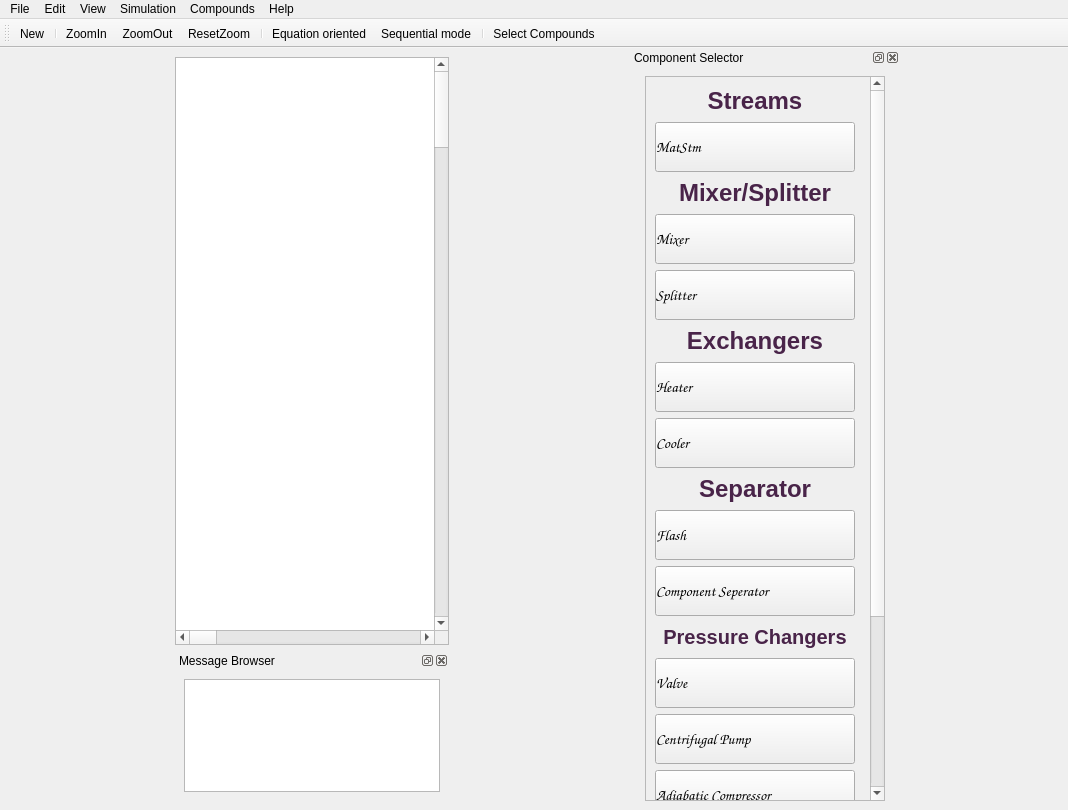
FOSSEE/Chemical-Simulator-GUI, file main.ui: the form before one commit.
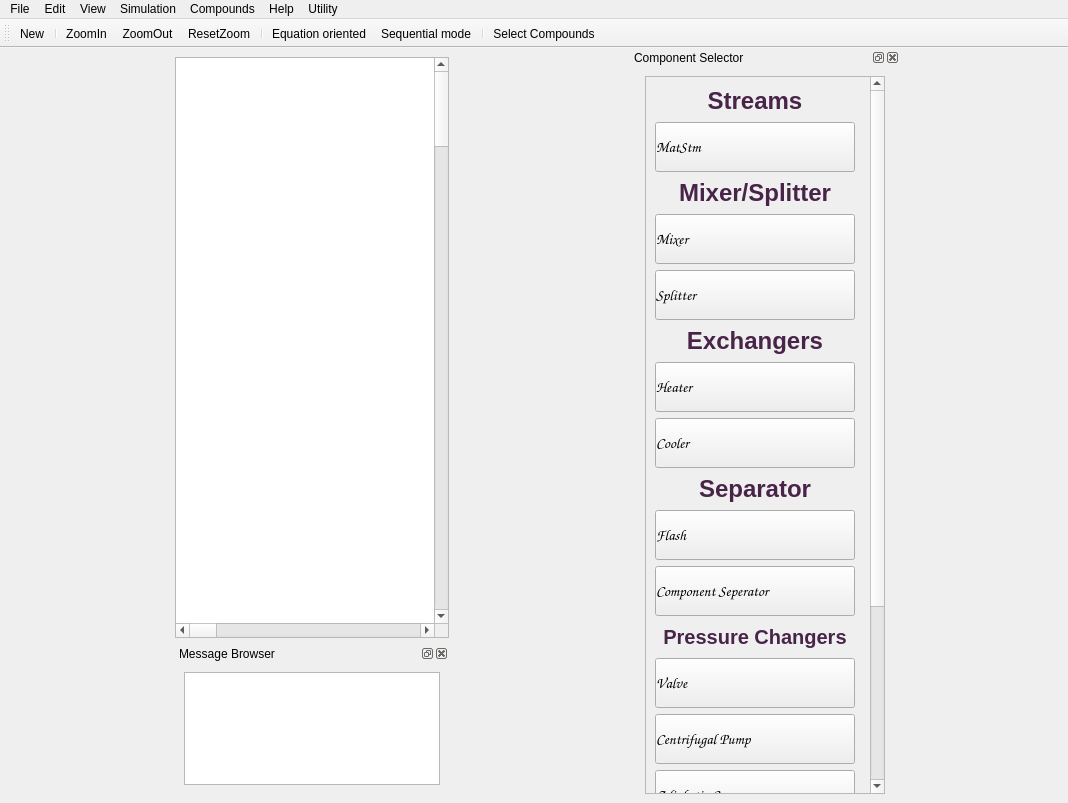
The form after the commit. Icons and pictures are not drawn.

Diff of the .ui file:
```diff
--- a/main.ui
+++ b/main.ui
@@ -7,7 +7,7 @@
     <x>0</x>
     <y>0</y>
     <width>1068</width>
-    <height>810</height>
+    <height>803</height>
    </rect>
   </property>
   <property name="windowTitle">
@@ -148,7 +148,7 @@
      <x>0</x>
      <y>0</y>
      <width>1068</width>
-     <height>26</height>
+     <height>22</height>
     </rect>
    </property>
    <widget class="QMenu" name="menuFile">
@@ -193,12 +193,19 @@
     </property>
     <addaction name="actionHelp"/>
    </widget>
+   <widget class="QMenu" name="menuUtility">
+    <property name="title">
+     <string>Utility</string>
+    </property>
+    <addaction name="actionBinary_Phase_Envelope"/>
+   </widget>
    <addaction name="menuFile"/>
    <addaction name="menuEdit"/>
    <addaction name="menuView"/>
    <addaction name="menuSimulation"/>
    <addaction name="menuComponds"/>
    <addaction name="menuHelp"/>
+   <addaction name="menuUtility"/>
   </widget>
   <widget class="QDockWidget" name="dockWidget">
    <property name="sizePolicy">
@@ -256,10 +263,10 @@
        <widget class="QWidget" name="scrollAreaWidgetContents">
         <property name="geometry">
          <rect>
-          <x>-5</x>
+          <x>0</x>
           <y>0</y>
-          <width>222</width>
-          <height>978</height>
+          <width>238</width>
+          <height>878</height>
          </rect>
         </property>
         <layout class="QVBoxLayout" name="verticalLayout_5">
```
Left out of the diff: 6 changed lines with no effect on the pictures.
